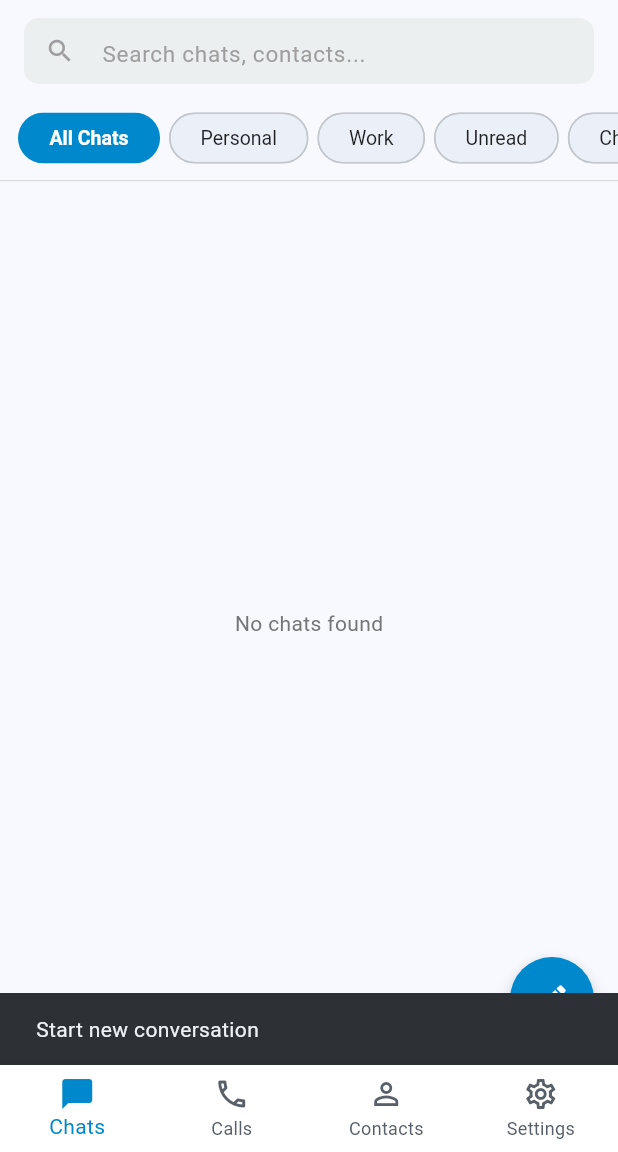
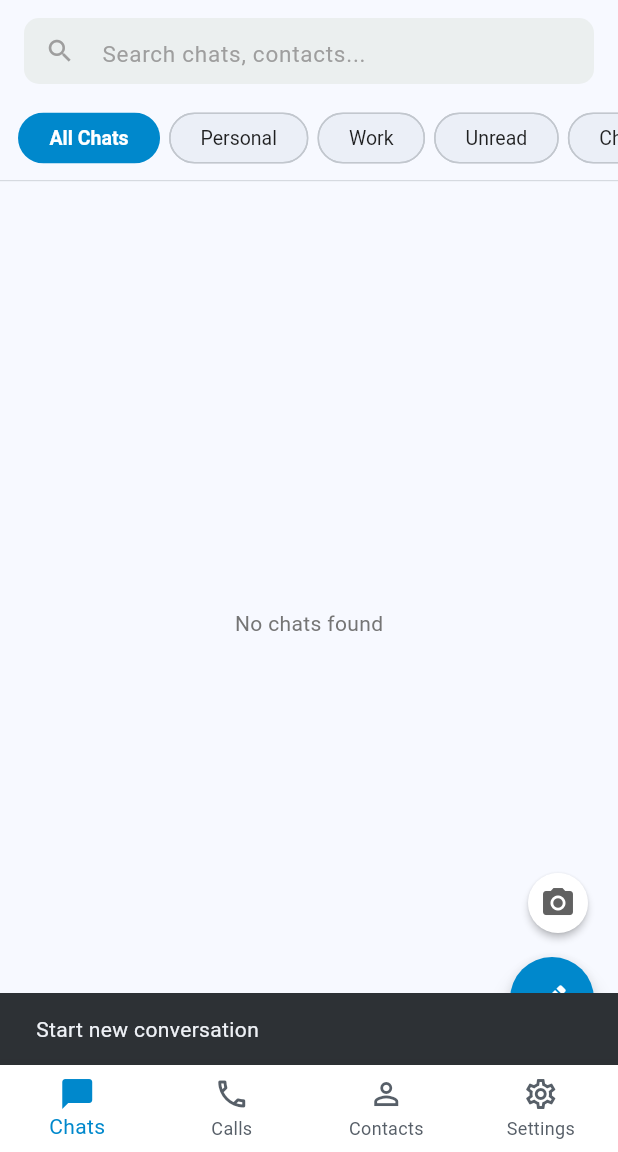
Before and after one commit to Souravsanyal1/TeleLite, a Flutter app: the screen it shows once a user with an empty profile is signed in, after a tap on the "edit" icon, on a phone screen of 412 x 824 dp, the part 84-1236 px from its top. Run offline on Flutter 3.47's test engine with Material 3 defaults, Android fonts, the phone set to English and light mode, and no system bars; our stand-ins replace cloud_firestore, confetti, firebase_auth, firebase_core, flutter_svg, in_app_purchase and 2 more; accounts and stored records are empty; network calls fail; Roboto replaces fonts that are missing (Inter).

```diff
--- a/lib/screens/chats_screen.dart
+++ b/lib/screens/chats_screen.dart
@@ -168,13 +168,33 @@ class _ChatsScreenState extends State<ChatsScreen> {
           ),
         ],
       ),
-      floatingActionButton: FloatingActionButton(
-        onPressed: () {
-          ScaffoldMessenger.of(context).showSnackBar(
-            const SnackBar(content: Text('Start new conversation')),
-          );
-        },
-        child: const Icon(Icons.edit),
+      floatingActionButton: Column(
+        mainAxisSize: MainAxisSize.min,
+        crossAxisAlignment: CrossAxisAlignment.end,
+        children: [
+          FloatingActionButton.small(
+            heroTag: 'addStory',
+            onPressed: () {
+              ScaffoldMessenger.of(context).showSnackBar(
+                const SnackBar(content: Text('Add new story')),
+              );
+            },
+            backgroundColor: isDark ? const Color(0xFF262D36) : Colors.white,
+            elevation: 2,
+            child: Icon(Icons.camera_alt, color: isDark ? Colors.grey[400] : Colors.grey[700]),
+          ),
+          const SizedBox(height: 12),
+          FloatingActionButton(
+            heroTag: 'newChat',
+            onPressed: () {
+              ScaffoldMessenger.of(context).showSnackBar(
+                const SnackBar(content: Text('Start new conversation')),
+              );
+            },
+            backgroundColor: TeleTheme.primary,
+            child: const Icon(Icons.edit, color: Colors.white),
+          ),
+        ],
       ),
     );
   }
```
